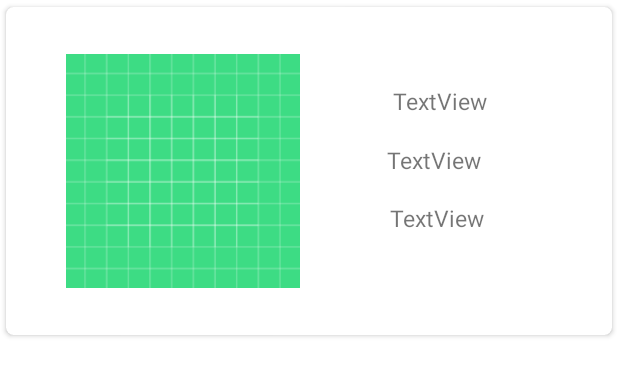
After one commit to elvis902/EasyExchange, an Android app: the layout singlerow.xml on its own in the app's theme, with its tools: preview values and no code run, on a phone screen of 412 x 824 dp. The commit adds this screen. Shown: the top 376 px of the screen. Run offline under Robolectric (Android 15) with nearby library versions, the phone set to English and light mode, and no system bars.

Commit message:
Fifth Commit(added photos to home, ie, MainActivity Directly)

```diff
--- a/app/build.gradle
+++ b/app/build.gradle
@@ -44,4 +44,9 @@ dependencies {
     androidTestImplementation 'androidx.test.espresso:espresso-core:3.3.0'
 
     implementation 'com.karumi:dexter:6.0.2'
+    implementation 'com.github.bumptech.glide:glide:4.11.0'
+    annotationProcessor 'com.github.bumptech.glide:compiler:4.11.0'
+    implementation 'com.firebaseui:firebase-ui-database:7.1.1'
+    implementation "androidx.recyclerview:recyclerview:1.1.0"
+    implementation "androidx.cardview:cardview:1.0.0"
 }
--- a/app/src/main/AndroidManifest.xml
+++ b/app/src/main/AndroidManifest.xml
@@ -15,14 +15,16 @@
         <activity android:name=".ActivityAdd"></activity>
         <activity android:name=".ActivityDashboard" />
         <activity android:name=".ActivityRegister">
+
+        </activity>
+        <activity android:name=".ActivityLogin" />
+        <activity android:name=".MainActivity">
             <intent-filter>
                 <action android:name="android.intent.action.MAIN" />
 
                 <category android:name="android.intent.category.LAUNCHER" />
             </intent-filter>
         </activity>
-        <activity android:name=".ActivityLogin" />
-        <activity android:name=".MainActivity"></activity>
     </application>
 
 </manifest>
--- /dev/null
+++ b/app/src/main/res/layout/singlerow.xml
@@ -0,0 +1,80 @@
+<?xml version="1.0" encoding="utf-8"?>
+<androidx.cardview.widget.CardView
+    xmlns:android="http://schemas.android.com/apk/res/android"
+    xmlns:app="http://schemas.android.com/apk/res-auto"
+    xmlns:tools="http://schemas.android.com/tools"
+    android:layout_width="match_parent"
+    android:layout_height="wrap_content"
+    app:cardCornerRadius="5dp"
+    android:elevation="5dp"
+    app:cardUseCompatPadding="true">
+
+    <androidx.constraintlayout.widget.ConstraintLayout
+        android:layout_width="match_parent"
+        android:layout_height="wrap_content"
+        android:padding="15dp">
+
+
+        <ImageView
+            android:id="@+id/img1"
+            android:layout_width="174dp"
+            android:layout_height="156dp"
+            android:layout_marginStart="15dp"
+            android:layout_marginTop="16dp"
+            android:layout_marginBottom="16dp"
+            app:layout_constraintBottom_toBottomOf="parent"
+            app:layout_constraintStart_toStartOf="parent"
+            app:layout_constraintTop_toTopOf="parent"
+            app:srcCompat="@drawable/ic_launcher_background" />
+
+        <TextView
+            android:id="@+id/pname_tv"
+            android:layout_width="wrap_content"
+            android:layout_height="wrap_content"
+            android:layout_marginStart="66dp"
+            android:layout_marginTop="72dp"
+            android:layout_marginEnd="76dp"
+            android:layout_marginBottom="13dp"
+            android:text="TextView"
+            android:textSize="15sp"
+            app:layout_constraintBottom_toTopOf="@+id/pdes_tv"
+            app:layout_constraintEnd_toEndOf="parent"
+            app:layout_constraintHorizontal_bias="0.818"
+            app:layout_constraintStart_toEndOf="@+id/img1"
+            app:layout_constraintTop_toTopOf="parent" />
+
+        <TextView
+            android:id="@+id/pdes_tv"
+            android:layout_width="wrap_content"
+            android:layout_height="wrap_content"
+            android:layout_marginStart="72dp"
+            android:layout_marginEnd="70dp"
+            android:layout_marginBottom="52dp"
+            android:text="TextView"
+            android:textSize="15sp"
+            app:layout_constraintBottom_toBottomOf="parent"
+            app:layout_constraintEnd_toEndOf="parent"
+            app:layout_constraintHorizontal_bias="1.0"
+            app:layout_constraintStart_toEndOf="@+id/img1" />
+
+        <TextView
+            android:id="@+id/pemail_tv"
+            android:layout_width="wrap_content"
+            android:layout_height="wrap_content"
+            android:layout_marginStart="40dp"
+            android:layout_marginTop="28dp"
+            android:layout_marginEnd="68dp"
+            android:layout_marginBottom="9dp"
+            android:text="TextView"
+            android:textSize="15sp"
+            app:layout_constraintBottom_toTopOf="@+id/pname_tv"
+            app:layout_constraintEnd_toEndOf="parent"
+            app:layout_constraintHorizontal_bias="1.0"
+            app:layout_constraintStart_toEndOf="@+id/img1"
+            app:layout_constraintTop_toTopOf="parent" />
+
+
+    </androidx.constraintlayout.widget.ConstraintLayout>
+
+
+</androidx.cardview.widget.CardView>
```
Also changed, not shown: app/src/main/java/com/example/easyexchangetest/ActivityDashboard.java (+9 -1 lines), app/src/main/java/com/example/easyexchangetest/HomeModal.java (added, +48 -0 lines), app/src/main/java/com/example/easyexchangetest/MainActivity.java (+30 -0 lines), app/src/main/java/com/example/easyexchangetest/MyAdapter.java (added, +54 -0 lines), app/src/main/res/layout/activity_dashboard.xml (+12 -0 lines), app/src/main/res/layout/activity_main.xml (+6 -7 lines).
